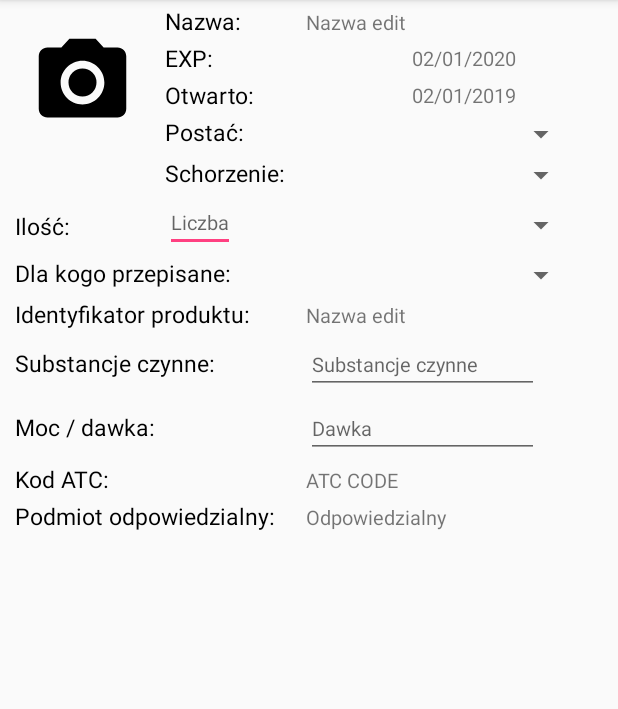
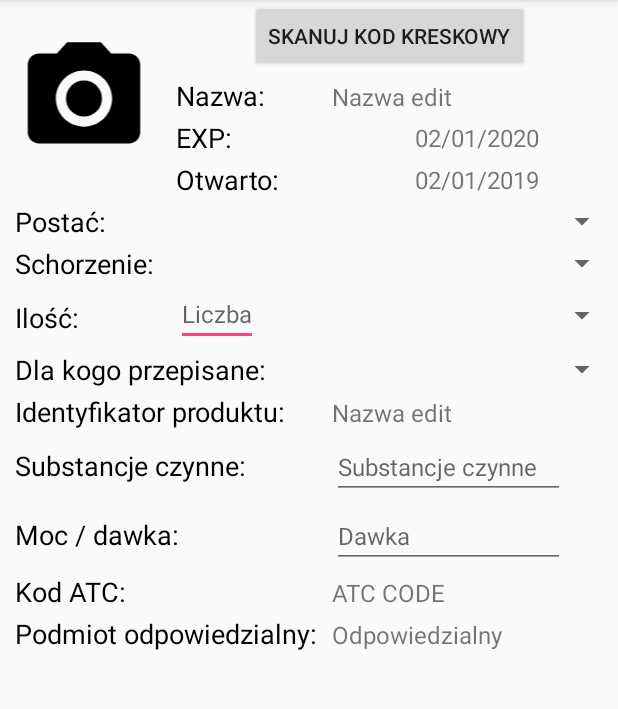
Before and after one commit to mysha13/MyFirstAidKit, an Android app: the AddMedicine screen opened directly, with no data from a screen before it, on a phone screen of 412 x 824 dp, the part 84-793 px from its top. Run offline under Robolectric (Android 15) with nearby library versions, the phone set to English and light mode, and no system bars; our stand-ins replace ButterKnife.

Commit message:
barcode scanner activity
set activity to scan barcode, but there is an exeption on it ,
add button to addmedicine activity for scanner

```diff
--- a/app/build.gradle
+++ b/app/build.gradle
@@ -23,9 +23,12 @@ dependencies {
     implementation 'com.android.support:appcompat-v7:26.1.0'
     implementation 'com.android.support:cardview-v7:26.1.0'
     implementation 'com.android.support:support-v4:26.1.0'
+    implementation 'com.android.support:support-annotations:27.1.1'
     implementation 'com.android.support:design:26.1.0'
     implementation 'com.android.support.constraint:constraint-layout:1.0.2'
     testImplementation 'junit:junit:4.12'
+    implementation 'com.jakewharton:butterknife:8.8.1'
+    implementation 'me.dm7.barcodescanner:zxing:1.9'
     androidTestImplementation 'com.android.support.test:runner:0.5'
     androidTestImplementation 'com.android.support.test.espresso:espresso-core:3.0.2'
     implementation 'com.android.support:gridlayout-v7:26.1.0'
--- a/app/src/main/java/com/example/elasz/myfirstaidkit/AddMedicine.java
+++ b/app/src/main/java/com/example/elasz/myfirstaidkit/AddMedicine.java
@@ -1,13 +1,42 @@
 package com.example.elasz.myfirstaidkit;
 
+import android.content.Intent;
 import android.support.v7.app.AppCompatActivity;
 import android.os.Bundle;
+import android.view.View;
+import android.widget.Button;
+
+import butterknife.BindView;
+import butterknife.ButterKnife;
+import butterknife.OnClick;
+
 
 public class AddMedicine extends AppCompatActivity {
+//butterknife nie działa!!!
+    @BindView(R.id.btn_scanBarcode)
+    Button btnScanBarcode;
+
 
     @Override
     protected void onCreate(Bundle savedInstanceState) {
         super.onCreate(savedInstanceState);
         setContentView(R.layout.activity_add_medicine);
+        ButterKnife.bind(this);
+
+
+        btnScanBarcode = (Button) findViewById(R.id.btn_scanBarcode);
+        btnScanBarcode.setOnClickListener(new View.OnClickListener() {
+            @Override
+            public void onClick(View view) {
+                OpenBarcodeScannerActivity();
+            }
+        });
     }
+
+    @OnClick(R.id.btn_scanBarcode)
+    public void OpenBarcodeScannerActivity(){
+        Intent intent= new Intent(this, BarcodeScanner.class);
+        startActivity(intent);
+    }
+
 }
--- a/app/src/main/res/layout/activity_add_medicine.xml
+++ b/app/src/main/res/layout/activity_add_medicine.xml
@@ -4,6 +4,7 @@
     xmlns:tools="http://schemas.android.com/tools"
     android:layout_width="match_parent"
     android:layout_height="match_parent"
+
     tools:context="com.example.elasz.myfirstaidkit.AddMedicine">
 
 
@@ -23,13 +24,22 @@
 
             <ImageView
                 android:id="@+id/imageView2"
-                android:layout_width="90dp"
-                android:layout_height="70dp"
+                android:layout_width="100dp"
+                android:layout_height="90dp"
                 android:layout_columnSpan="1"
-                android:layout_marginTop="20dp"
-                android:layout_marginLeft="10dp"
-                android:layout_rowSpan="5"
+                android:layout_marginLeft="5dp"
+                android:layout_rowSpan="4"
+                android:layout_gravity="center"
                 app:srcCompat="@drawable/ic_menu_camera" />
+
+            <Button
+                android:id="@+id/btn_scanBarcode"
+                android:layout_columnSpan="3"
+                android:textAlignment="center"
+                android:text="Skanuj kod kreskowy"
+                android:layout_width="wrap_content"
+                android:gravity="center_vertical"
+                android:layout_gravity="center"/>
 
             <TextView
                 android:id="@+id/txtview_name"
@@ -37,7 +47,7 @@
                 android:layout_marginTop="3dp"
                 android:text="Nazwa:"
                 android:textColor="@android:color/black"
-                android:textSize="15dp" />
+                android:textSize="18dp" />
 
             <TextView
                 android:id="@+id/txt_name"
@@ -46,7 +56,7 @@
                 android:layout_marginLeft="10dp"
                 android:layout_marginTop="3dp"
                 android:text="Nazwa edit"
-                android:textSize="13dp" />
+                android:textSize="16dp" />
 
             <TextView
                 android:id="@+id/txtview_expdate"
@@ -54,7 +64,7 @@
                 android:layout_marginTop="3dp"
                 android:text="EXP: "
                 android:textColor="@android:color/black"
-                android:textSize="15dp" />
+                android:textSize="18dp" />
 
             <TextView
                 android:id="@+id/txt_expdate"
@@ -64,7 +74,7 @@
                 android:layout_marginLeft="13dp"
                 android:layout_marginTop="3dp"
                 android:text="02/01/2020"
-                android:textSize="13dp" />
+                android:textSize="16dp" />
 
             <TextView
                 android:id="@+id/txtview_opendate"
@@ -72,7 +82,7 @@
                 android:layout_marginTop="3dp"
                 android:text="Otwarto: "
                 android:textColor="@android:color/black"
-                android:textSize="15dp" />
+                android:textSize="18dp" />
 
             <TextView
                 android:id="@+id/txt_opendate"
@@ -82,7 +92,7 @@
                 android:layout_marginLeft="13dp"
                 android:layout_marginTop="3dp"
                 android:text="02/01/2019"
-                android:textSize="13dp" />
+                android:textSize="16dp" />
 
             <TextView
                 android:id="@+id/txtview_form"
@@ -90,7 +100,7 @@
                 android:layout_marginTop="3dp"
                 android:text="Postać:"
                 android:textColor="@android:color/black"
-                android:textSize="15dp" />
+                android:textSize="18dp" />
 
             <!--<TextView
                 android:id="@+id/txt_form"
@@ -99,14 +109,15 @@
                 android:layout_marginTop="3dp"
                 android:text="Tabletki powlekane"
                 android:textSize="13dp" />-->
+
             <Spinner
                 android:id="@+id/spin_form"
-                android:layout_width="153dp"
-                android:layout_columnSpan="2"
+                android:layout_width="250dp"
+                android:layout_columnSpan="3"
                 android:layout_marginLeft="10dp"
                 android:layout_marginTop="3dp"
-                android:layout_gravity="center"
-                android:textSize="13dp"></Spinner>
+                android:layout_gravity="right"
+                android:textSize="16dp"></Spinner>
 
 
             <TextView
@@ -115,17 +126,17 @@
                 android:layout_marginTop="3dp"
                 android:text="Schorzenie: "
                 android:textColor="@android:color/black"
-                android:textSize="15dp" />
+                android:textSize="18dp" />
 
 
             <Spinner
                 android:id="@+id/spin_sickness"
-                android:layout_width="153dp"
-                android:layout_columnSpan="2"
+                android:layout_width="250dp"
+                android:layout_columnSpan="3"
                 android:layout_marginLeft="10dp"
                 android:layout_marginTop="3dp"
-                android:layout_gravity="center"
-                android:textSize="13dp"></Spinner>
+                android:layout_gravity="right"
+                android:textSize="16dp"></Spinner>
 
             <TextView
                 android:id="@+id/txtview_numberofmedicine"
@@ -133,13 +144,13 @@
                 android:layout_marginTop="3dp"
                 android:text="Ilość: "
                 android:textColor="@android:color/black"
-                android:textSize="15dp" />
+                android:textSize="18dp" />
 
             <EditText
                 android:id="@+id/txt_numberOfMedicine"
                 android:layout_marginLeft="10dp"
                 android:hint="Liczba"
-                android:textSize="13dp" />
+                android:textSize="16dp" />
 
             <!--<TextView
                 android:id="@+id/txt_numberOfMedicine"
@@ -160,9 +171,9 @@
                 android:layout_width="153dp"
                 android:layout_columnSpan="2"
                 android:layout_marginLeft="10dp"
-                android:layout_marginTop="3dp"
-                android:layout_gravity="center"
-                android:textSize="13dp"></Spinner>
+                android:layout_marginTop="10dp"
+                android:layout_gravity="right"
+                android:textSize="16dp"></Spinner>
 
             <TextView
                 android:id="@+id/txtview_person"
@@ -171,7 +182,7 @@
                 android:layout_columnSpan="2"
                 android:text="Dla kogo przepisane: "
                 android:textColor="@android:color/black"
-                android:textSize="15dp" />
+                android:textSize="18dp" />
 
             <Spinner
                 android:id="@+id/spin_person"
@@ -179,8 +190,8 @@
                 android:layout_columnSpan="2"
                 android:layout_marginLeft="10dp"
                 android:layout_marginTop="3dp"
-                android:layout_gravity="center"
-                android:textSize="13dp"></Spinner>
+                android:layout_gravity="right"
+                android:textSize="16dp"></Spinner>
 
             <TextView
                 android:id="@+id/txtview_idmedicine"
@@ -189,7 +200,7 @@
                 android:layout_columnSpan="2"
                 android:text="Identyfikator produktu: "
                 android:textColor="@android:color/black"
-                android:textSize="15dp" />
+                android:textSize="18dp" />
 
             <TextView
                 android:id="@+id/txt_idOfMedicine"
@@ -198,7 +209,7 @@
                 android:layout_marginLeft="10dp"
                 android:layout_marginTop="3dp"
                 android:text="Nazwa edit"
-                android:textSize="13dp" />
+                android:textSize="16dp" />
 
             <TextView
                 android:id="@+id/txtview_subsActive"
@@ -207,7 +218,7 @@
                 android:layout_columnSpan="2"
                 android:text="Substancje czynne: "
                 android:textColor="@android:color/black"
-                android:textSize="15dp" />
+                android:textSize="18dp" />
 
             <!--<TextView
                 android:id="@+id/txt_subsActive"
@@ -225,7 +236,7 @@
                 android:layout_marginLeft="10dp"
                 android:layout_marginTop="3dp"
                 android:hint="Substancje czynne"
-                android:textSize="13dp" />
+                android:textSize="16dp" />
 
             <TextView
                 android:id="@+id/txtview_subsPower"
@@ -234,7 +245,7 @@
                 android:layout_columnSpan="2"
                 android:text="Moc / dawka: "
                 android:textColor="@android:color/black"
-                android:textSize="15dp" />
+                android:textSize="18dp" />
 
             <EditText
                 android:id="@+id/txt_subsPower"
@@ -243,7 +254,7 @@
                 android:layout_marginLeft="10dp"
                 android:layout_marginTop="3dp"
                 android:hint="Dawka"
-                android:textSize="13dp" />
+                android:textSize="16dp" />
 
             <TextView
                 android:id="@+id/txtview_codeATC"
@@ -252,7 +263,7 @@
                 android:layout_columnSpan="2"
                 android:text="Kod ATC:"
                 android:textColor="@android:color/black"
-                android:textSize="15dp" />
+                android:textSize="18dp" />
 
             <TextView
                 android:id="@+id/txt_codeATC"
@@ -261,7 +272,7 @@
                 android:layout_marginLeft="10dp"
                 android:layout_marginTop="3dp"
                 android:text="ATC CODE"
-                android:textSize="13dp" />
+                android:textSize="16dp" />
 
             <TextView
                 android:id="@+id/txtview_responsibleObject"
@@ -270,7 +281,7 @@
                 android:layout_columnSpan="2"
                 android:text="Podmiot odpowiedzialny:"
                 android:textColor="@android:color/black"
-                android:textSize="15dp" />
+                android:textSize="18dp" />
 
             <TextView
                 android:id="@+id/txt_responsibleObject"
@@ -279,7 +290,7 @@
                 android:layout_marginLeft="10dp"
                 android:layout_marginTop="3dp"
                 android:text="Odpowiedzialny"
-                android:textSize="13dp" />
+                android:textSize="16dp" />
 
         </GridLayout>
 
```
Also changed, not shown: app/src/main/AndroidManifest.xml (+8 -1 lines), app/src/main/java/com/example/elasz/myfirstaidkit/BarcodeScanner.java (added, +154 -0 lines), app/src/main/java/com/example/elasz/myfirstaidkit/MainActivity.java (+45 -0 lines), app/src/main/res/layout/activity_barcode_scanner.xml (added, +9 -0 lines).
